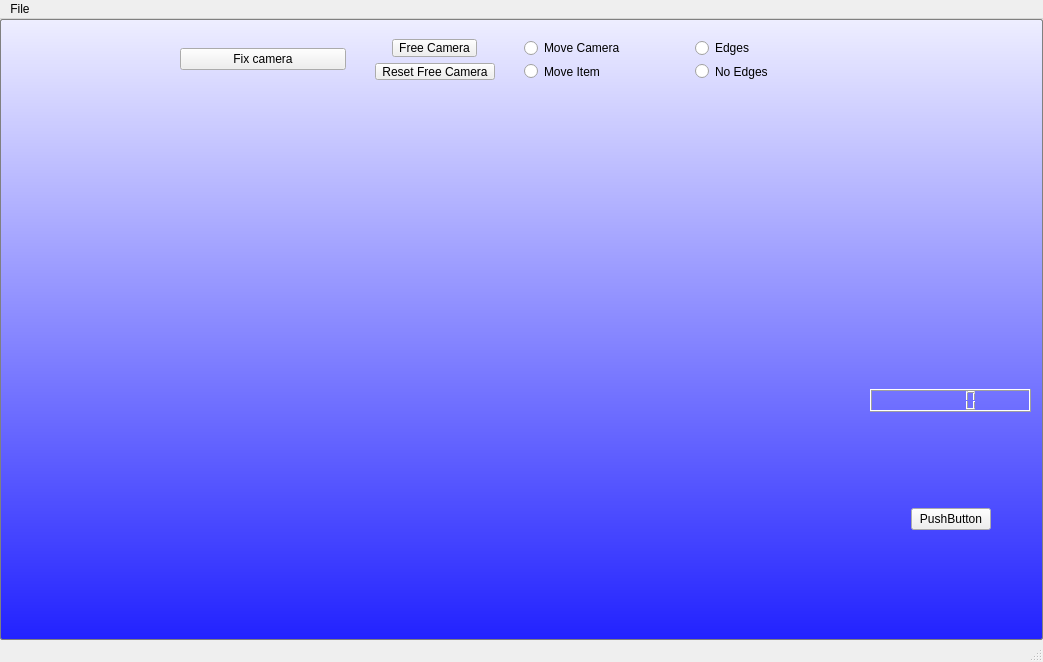
Old version of the form mainwindow.ui in the repository Nand-e/2to3d.
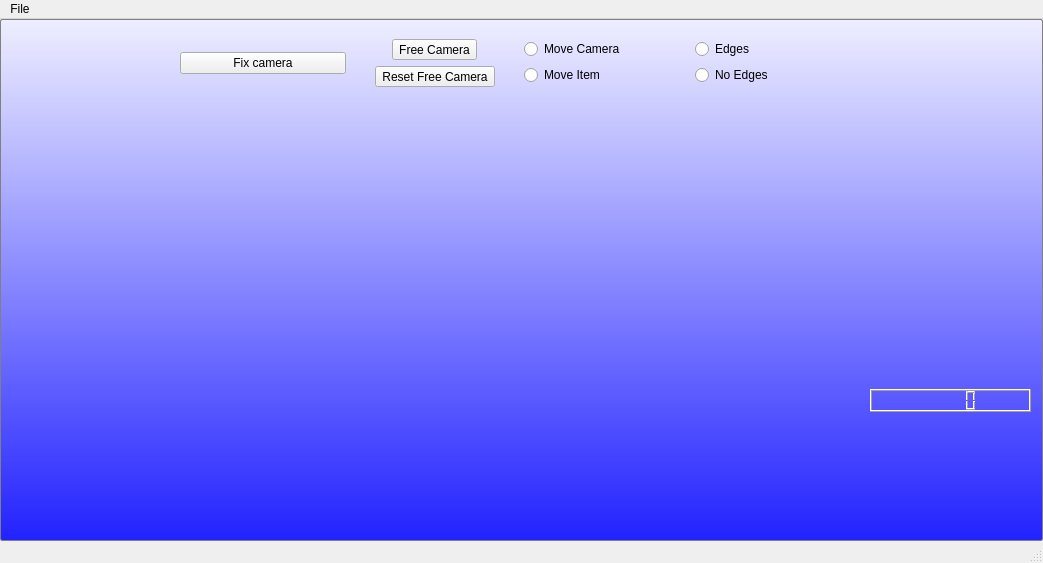
New version of the form.

The edit to the form file:
```diff
--- a/mainwindow.ui
+++ b/mainwindow.ui
@@ -7,7 +7,7 @@
     <x>0</x>
     <y>0</y>
     <width>1043</width>
-    <height>662</height>
+    <height>563</height>
    </rect>
   </property>
   <property name="sizePolicy">
@@ -35,6 +35,24 @@
 </string>
   </property>
   <widget class="QWidget" name="centralwidget">
+   <property name="sizePolicy">
+    <sizepolicy hsizetype="MinimumExpanding" vsizetype="MinimumExpanding">
+     <horstretch>0</horstretch>
+     <verstretch>0</verstretch>
+    </sizepolicy>
+   </property>
+   <property name="minimumSize">
+    <size>
+     <width>500</width>
+     <height>500</height>
+    </size>
+   </property>
+   <property name="maximumSize">
+    <size>
+     <width>2000</width>
+     <height>1200</height>
+    </size>
+   </property>
    <widget class="QWidget" name="verticalLayoutWidget">
     <property name="geometry">
      <rect>
@@ -62,41 +80,7 @@
       </spacer>
      </item>
      <item>
-      <layout class="QHBoxLayout" name="horizontalLayout_2">
-       <item>
-        <spacer name="horizontalSpacer_2">
-         <property name="orientation">
-          <enum>Qt::Horizontal</enum>
-         </property>
-         <property name="sizeHint" stdset="0">
-          <size>
-           <width>40</width>
-           <height>20</height>
-          </size>
-         </property>
-        </spacer>
-       </item>
-       <item>
-        <widget class="QPushButton" name="pushButton">
-         <property name="text">
-          <string>PushButton</string>
-         </property>
-        </widget>
-       </item>
-       <item>
-        <spacer name="horizontalSpacer">
-         <property name="orientation">
-          <enum>Qt::Horizontal</enum>
-         </property>
-         <property name="sizeHint" stdset="0">
-          <size>
-           <width>40</width>
-           <height>20</height>
-          </size>
-         </property>
-        </spacer>
-       </item>
-      </layout>
+      <layout class="QHBoxLayout" name="horizontalLayout_2"/>
      </item>
     </layout>
    </widget>
@@ -117,10 +101,13 @@
       <x>180</x>
       <y>70</y>
       <width>681</width>
-      <height>531</height>
+      <height>441</height>
      </rect>
     </property>
     <layout class="QHBoxLayout" name="horizontalLayout">
+     <property name="sizeConstraint">
+      <enum>QLayout::SetDefaultConstraint</enum>
+     </property>
      <property name="rightMargin">
       <number>9</number>
      </property>
@@ -132,7 +119,7 @@
       <x>10</x>
       <y>20</y>
       <width>161</width>
-      <height>581</height>
+      <height>491</height>
      </rect>
     </property>
     <layout class="QVBoxLayout" name="ItemLay_2"/>
@@ -143,7 +130,7 @@
       <x>180</x>
       <y>20</y>
       <width>681</width>
-      <height>41</height>
+      <height>48</height>
      </rect>
     </property>
     <layout class="QHBoxLayout" name="horizontalLayout_3">
```
